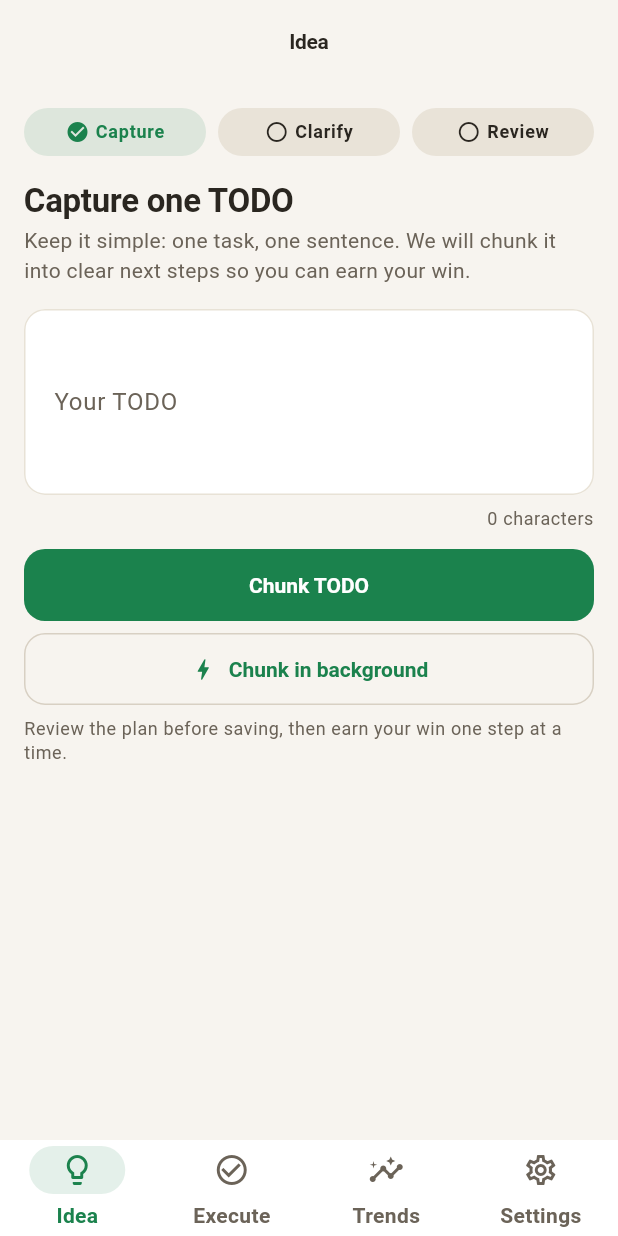
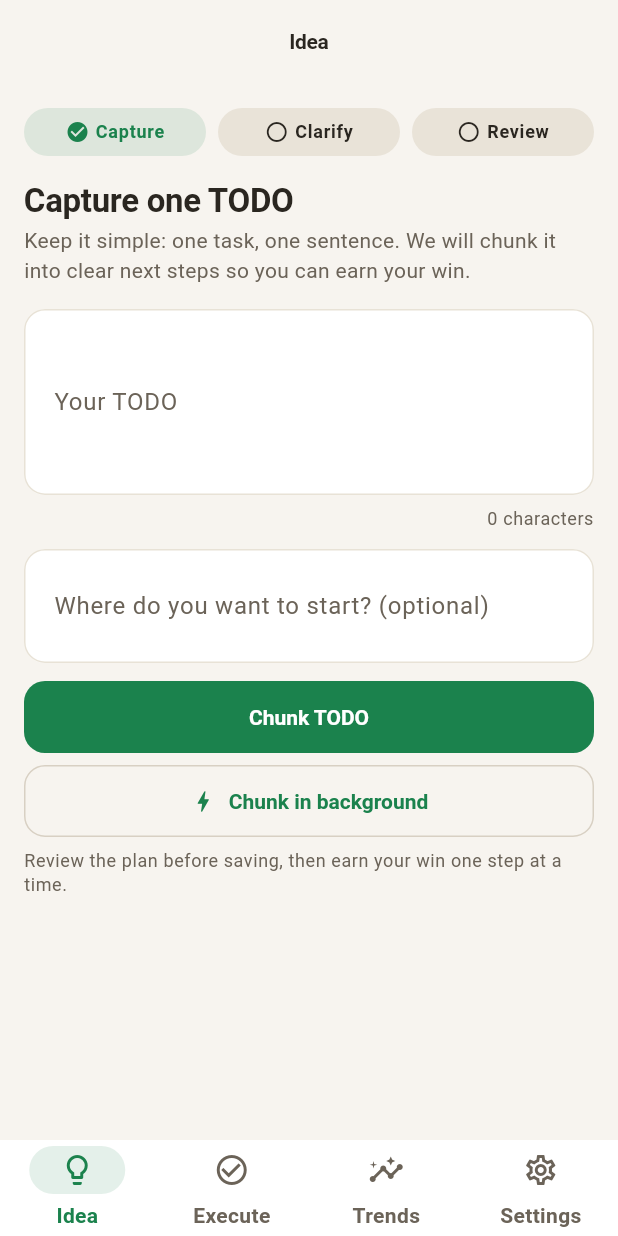
Before and after one commit to joshiujjwal/stepwise, a Flutter app: the screen it shows after launch, on a phone screen of 412 x 824 dp. Run offline on Flutter 3.47's test engine with Material 3 defaults, Android fonts, the phone set to English and light mode, and no system bars; our stand-ins replace sqflite; missing offline and left inert: flutter_gemma; accounts and stored records are empty; project files that could hold a hidden picture were left out.

Commit message:
Gather starting-point context during plan breakdown (#9)
Let the user optionally say where they are starting from so the planner
grounds the plan there instead of assuming a generic first step (e.g.
'practice pitch' no longer starts from product brainstorming).

- Coordinator.plan gains startingContext, threaded into the user prompt.
- Planning/TODO-chunking prompts instruct the model to honor it as ground
  truth about work already done.
- Optional 'Where do you want to start?' field on the capture screen,
  threaded through submitTodoItem/startPlanningJob/answerJob and persisted
  on PlanningJob so it survives clarify re-runs and restarts.

Co-authored-by: Copilot <223556219+Copilot@users.noreply.github.com>

```diff
--- a/lib/coordinator/todo_chunking_agent.dart
+++ b/lib/coordinator/todo_chunking_agent.dart
@@ -12,10 +12,12 @@ class TodoChunkingAgent {
   final Coordinator coordinator;
   final String systemPrompt;
 
-  Future<PlanResponse> chunkTodo(String todoItem) async {
+  Future<PlanResponse> chunkTodo(String todoItem,
+      {String context = 'none'}) async {
     final response = await coordinator.plan(
       goal: todoItem,
       priorAnswers: 'none',
+      startingContext: context,
       systemPromptOverride: systemPrompt,
     );
     if (response is PlanResponse) return response;
--- a/lib/state/planning_job.dart
+++ b/lib/state/planning_job.dart
@@ -31,6 +31,7 @@ class PlanningJob {
     required this.goal,
     required this.status,
     required this.createdAt,
+    this.context = 'none',
     this.questions = const [],
     this.proposal,
     this.error,
@@ -40,6 +41,10 @@ class PlanningJob {
   final String goal;
   final PlanningJobStatus status;
   final DateTime createdAt;
+
+  /// Optional starting-point context the user gave up front (issue #9). Fed to
+  /// the planner and kept across clarify re-runs. `'none'` when not provided.
+  final String context;
 
   /// Clarifying questions when [status] is [PlanningJobStatus.clarifying].
   final List<String> questions;
@@ -63,6 +68,7 @@ class PlanningJob {
         goal: goal,
         status: status ?? this.status,
         createdAt: createdAt,
+        context: context,
         questions: questions ?? this.questions,
         proposal: proposal ?? this.proposal,
         error: error,
@@ -73,6 +79,7 @@ class PlanningJob {
         'goal': goal,
         'status': status.name,
         'created_at': createdAt.toIso8601String(),
+        if (context != 'none') 'context': context,
         'questions': questions,
         if (proposal != null) 'proposal': proposal!.toMap(),
         if (error != null) 'error': error,
@@ -86,6 +93,7 @@ class PlanningJob {
           orElse: () => PlanningJobStatus.error,
         ),
         createdAt: DateTime.parse(map['created_at'] as String),
+        context: (map['context'] as String?) ?? 'none',
         questions: [
           for (final q in (map['questions'] as List? ?? const [])) q as String,
         ],
--- a/lib/ui/idea_screen.dart
+++ b/lib/ui/idea_screen.dart
@@ -23,11 +23,13 @@ class IdeaScreen extends StatefulWidget {
 
 class _IdeaScreenState extends State<IdeaScreen> {
   final TextEditingController _goal = TextEditingController();
+  final TextEditingController _context = TextEditingController();
   final TextEditingController _answer = TextEditingController();
 
   @override
   void dispose() {
     _goal.dispose();
+    _context.dispose();
     _answer.dispose();
     super.dispose();
   }
@@ -60,6 +62,11 @@ class _IdeaScreenState extends State<IdeaScreen> {
         ),
       ),
     );
+  }
+
+  String _contextValue() {
+    final value = _context.text.trim();
+    return value.isEmpty ? 'none' : value;
   }
 
   Widget _capture(AppController controller) {
@@ -101,6 +108,28 @@ class _IdeaScreenState extends State<IdeaScreen> {
         ),
         SizedBox(height: space.md),
         Tooltip(
+          message:
+              'Optional: tell us where you are starting from so the steps fit '
+              'your situation.',
+          child: Semantics(
+            label: 'Starting point input',
+            hint: 'Optional context: what you have already done or where to '
+                'start.',
+            textField: true,
+            child: TextField(
+              controller: _context,
+              minLines: 2,
+              maxLines: 4,
+              decoration: const InputDecoration(
+                labelText: 'Where do you want to start? (optional)',
+                hintText:
+                    "e.g. Slides are done — I just want to rehearse delivery",
+              ),
+            ),
+          ),
+        ),
+        SizedBox(height: space.md),
+        Tooltip(
           message: 'Split this TODO into smaller steps.',
           child: Semantics(
             button: true,
@@ -109,7 +138,9 @@ class _IdeaScreenState extends State<IdeaScreen> {
             child: FilledButton(
               onPressed: () {
                 final value = _goal.text.trim();
-                if (value.isNotEmpty) controller.submitTodoItem(value);
+                if (value.isNotEmpty) {
+                  controller.submitTodoItem(value, context: _contextValue());
+                }
               },
               child: const Text('Chunk TODO'),
             ),
@@ -126,8 +157,9 @@ class _IdeaScreenState extends State<IdeaScreen> {
               onPressed: () {
                 final value = _goal.text.trim();
                 if (value.isEmpty) return;
-                controller.startPlanningJob(value);
+                controller.startPlanningJob(value, context: _contextValue());
                 _goal.clear();
+                _context.clear();
                 setState(() {});
                 ScaffoldMessenger.of(context).showSnackBar(
                   const SnackBar(
```
Also changed, not shown: lib/coordinator/planner.dart (+9 -1 lines), lib/coordinator/prompts.dart (+13 -8 lines), lib/state/app_controller.dart (+29 -18 lines), 5 other files.
